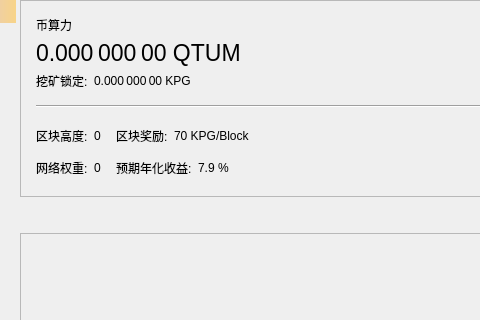
Borishbc/kpgchain, file src/qt/forms/stakepage.ui: the form before one commit; both pictures show x 0 to 480 and y 0 to 320 of the 714 by 450 pixel window.
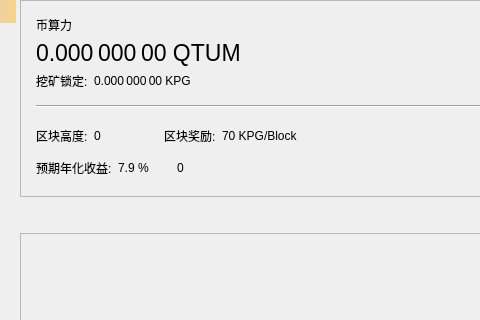
The form after the commit. Custom widgets are drawn as their Qt base class.

Commit message: fix POI estimation

What changed in the file:
```diff
--- a/src/qt/forms/stakepage.ui
+++ b/src/qt/forms/stakepage.ui
@@ -300,12 +300,12 @@
          </spacer>
         </item>
         <item row="1" column="0">
-         <layout class="QHBoxLayout" name="horizontalLayout_2">
+         <layout class="QHBoxLayout" name="horizontalLayout_4">
           <property name="spacing">
            <number>6</number>
           </property>
           <item>
-           <widget class="QLabel" name="labelWeightText">
+           <widget class="QLabel" name="labelROIText">
             <property name="sizePolicy">
              <sizepolicy hsizetype="Maximum" vsizetype="Preferred">
               <horstretch>0</horstretch>
@@ -313,7 +313,7 @@
              </sizepolicy>
             </property>
             <property name="text">
-             <string>网络权重:</string>
+             <string>预期年化收益:</string>
             </property>
             <property name="alignment">
              <set>Qt::AlignLeading|Qt::AlignLeft|Qt::AlignVCenter</set>
@@ -321,9 +321,9 @@
            </widget>
           </item>
           <item>
-           <widget class="QLabel" name="labelWeight">
+           <widget class="QLabel" name="labelROI">
             <property name="text">
-             <string>0</string>
+             <string>7.9 %</string>
             </property>
             <property name="alignment">
              <set>Qt::AlignLeading|Qt::AlignLeft|Qt::AlignVCenter</set>
@@ -334,7 +334,7 @@
            </widget>
           </item>
           <item>
-           <spacer name="horizontalSpacer_5">
+           <spacer name="horizontalSpacer_7">
             <property name="orientation">
              <enum>Qt::Horizontal</enum>
             </property>
@@ -352,12 +352,12 @@
          </layout>
         </item>
         <item row="1" column="1">
-         <layout class="QHBoxLayout" name="horizontalLayout_4">
+         <layout class="QHBoxLayout" name="horizontalLayout_2">
           <property name="spacing">
            <number>6</number>
           </property>
           <item>
-           <widget class="QLabel" name="labelROIText">
+           <widget class="QLabel" name="labelWeightText">
             <property name="sizePolicy">
              <sizepolicy hsizetype="Maximum" vsizetype="Preferred">
               <horstretch>0</horstretch>
@@ -365,7 +365,7 @@
              </sizepolicy>
             </property>
             <property name="text">
-             <string>预期年化收益:</string>
+             <string></string>
             </property>
             <property name="alignment">
              <set>Qt::AlignLeading|Qt::AlignLeft|Qt::AlignVCenter</set>
@@ -373,9 +373,9 @@
            </widget>
           </item>
           <item>
-           <widget class="QLabel" name="labelROI">
+           <widget class="QLabel" name="labelWeight">
             <property name="text">
-             <string>7.9 %</string>
+             <string>0</string>
             </property>
             <property name="alignment">
              <set>Qt::AlignLeading|Qt::AlignLeft|Qt::AlignVCenter</set>
@@ -386,7 +386,7 @@
            </widget>
           </item>
           <item>
-           <spacer name="horizontalSpacer_7">
+           <spacer name="horizontalSpacer_5">
             <property name="orientation">
              <enum>Qt::Horizontal</enum>
             </property>
```
The commit also changes 2 other files.
